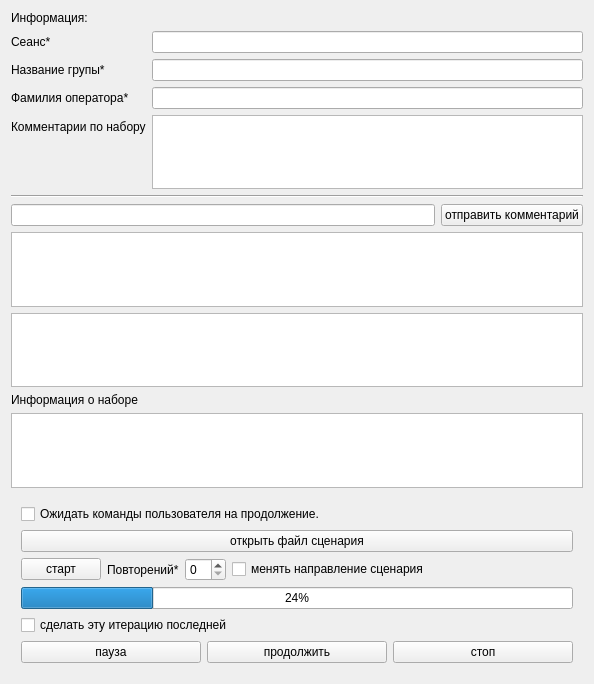
Old version of the form CamacClient/onlineform.ui in the repository kapot65/online.
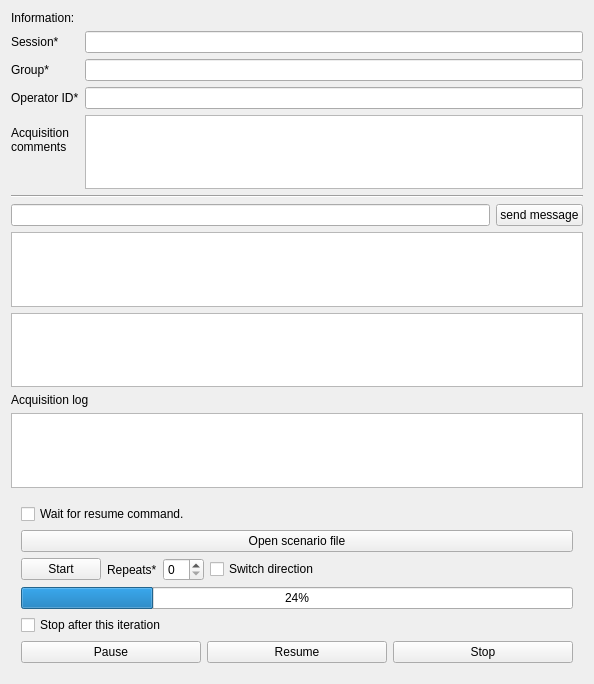
New version of the form.

Commit message: Translate ui to English.

What changed in the file:
```diff
--- a/CamacClient/onlineform.ui
+++ b/CamacClient/onlineform.ui
@@ -31,7 +31,7 @@
      <item>
       <widget class="QCheckBox" name="checkUserForNextStep">
        <property name="text">
-        <string>Ожидать команды пользователя на продолжение.</string>
+        <string>Wait for resume command.</string>
        </property>
        <property name="checked">
         <bool>false</bool>
@@ -41,7 +41,7 @@
      <item>
       <widget class="QPushButton" name="openScenarioButton">
        <property name="text">
-        <string>открыть файл сценария</string>
+        <string>Open scenario file</string>
        </property>
       </widget>
      </item>
@@ -50,14 +50,14 @@
        <item>
         <widget class="QPushButton" name="startButton">
          <property name="text">
-          <string>старт</string>
+          <string>Start</string>
          </property>
         </widget>
        </item>
        <item>
         <widget class="QLabel" name="iterationsLabel">
          <property name="text">
-          <string>Повторений*</string>
+          <string>Repeats*</string>
          </property>
          <property name="textFormat">
           <enum>Qt::AutoText</enum>
@@ -74,7 +74,7 @@
        <item>
         <widget class="QCheckBox" name="reversAcquisitionBox">
          <property name="text">
-          <string>менять направление сценария</string>
+          <string>Switch direction</string>
          </property>
         </widget>
        </item>
@@ -103,7 +103,7 @@
      <item>
       <widget class="QCheckBox" name="finishOnThisIterationBox">
        <property name="text">
-        <string>сделать эту итерацию последней</string>
+        <string>Stop after this iteration</string>
        </property>
       </widget>
      </item>
@@ -112,21 +112,21 @@
        <item>
         <widget class="QPushButton" name="pauseButton">
          <property name="text">
-          <string>пауза</string>
+          <string>Pause</string>
          </property>
         </widget>
        </item>
        <item>
         <widget class="QPushButton" name="resumeButton">
          <property name="text">
-          <string>продолжить</string>
+          <string>Resume</string>
          </property>
         </widget>
        </item>
        <item>
         <widget class="QPushButton" name="stopButton">
          <property name="text">
-          <string>стоп</string>
+          <string>Stop</string>
          </property>
         </widget>
        </item>
@@ -173,7 +173,7 @@
      <item>
       <widget class="QPushButton" name="sendComment">
        <property name="text">
-        <string>отправить комментарий</string>
+        <string>send message</string>
        </property>
       </widget>
      </item>
@@ -184,7 +184,7 @@
      <item>
       <widget class="QLabel" name="label">
        <property name="text">
-        <string>Информация:</string>
+        <string>Information:</string>
        </property>
       </widget>
      </item>
@@ -196,7 +196,7 @@
        <item row="3" column="0">
         <widget class="QLabel" name="operatorSurnameLabel">
          <property name="text">
-          <string>Фамилия оператора*</string>
+          <string>Operator ID*</string>
          </property>
         </widget>
        </item>
@@ -206,7 +206,8 @@
        <item row="4" column="0">
         <widget class="QLabel" name="label_3">
          <property name="text">
-          <string>Комментарии по набору</string>
+          <string>Acquisition 
+comments</string>
          </property>
         </widget>
        </item>
@@ -216,7 +217,7 @@
        <item row="1" column="0">
         <widget class="QLabel" name="sessionLabel">
          <property name="text">
-          <string>Сеанс*</string>
+          <string>Session*</string>
          </property>
         </widget>
        </item>
@@ -226,7 +227,7 @@
        <item row="2" column="0">
         <widget class="QLabel" name="groupLabel">
          <property name="text">
-          <string>Название групы*</string>
+          <string>Group*</string>
          </property>
         </widget>
        </item>
@@ -263,7 +264,7 @@
    <item row="5" column="0">
     <widget class="QLabel" name="metadataLabel">
      <property name="text">
-      <string>Информация о наборе</string>
+      <string>Acquisition log</string>
      </property>
     </widget>
    </item>
```
The commit also changes 5 other files.
